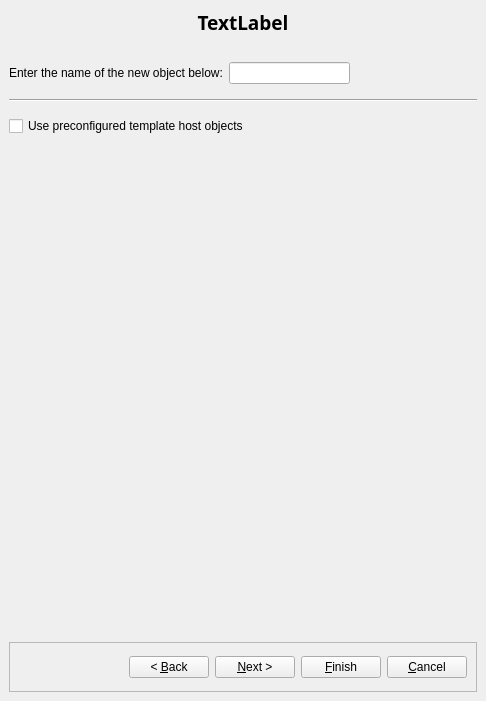
Before: the Qt Designer form src/gui/newhostdialog_q.ui in fwbuilder/fwbuilder, drawn with Qt 5.
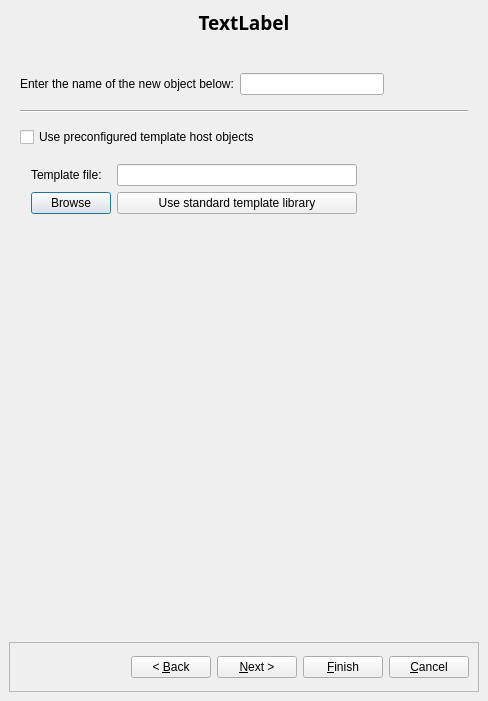
After: the same form once the commit is applied. The open tabs and pages were chosen to show the change. Icons and pictures are not drawn.

The edit to the form file:
```diff
--- a/src/gui/newhostdialog_q.ui
+++ b/src/gui/newhostdialog_q.ui
@@ -5,7 +5,7 @@
    <rect>
     <x>0</x>
     <y>0</y>
-    <width>486</width>
+    <width>488</width>
     <height>701</height>
    </rect>
   </property>
@@ -19,9 +19,7 @@
    <item>
     <widget class="QLabel" name="titleLabel" >
      <property name="sizePolicy" >
-      <sizepolicy>
-       <hsizetype>3</hsizetype>
-       <vsizetype>0</vsizetype>
+      <sizepolicy vsizetype="Fixed" hsizetype="MinimumExpanding" >
        <horstretch>0</horstretch>
        <verstretch>0</verstretch>
       </sizepolicy>
@@ -52,9 +50,7 @@
    <item>
     <widget class="QStackedWidget" name="stackedWidget" >
      <property name="sizePolicy" >
-      <sizepolicy>
-       <hsizetype>5</hsizetype>
-       <vsizetype>5</vsizetype>
+      <sizepolicy vsizetype="Preferred" hsizetype="Preferred" >
        <horstretch>0</horstretch>
        <verstretch>0</verstretch>
       </sizepolicy>
@@ -64,12 +60,22 @@
      </property>
      <widget class="QWidget" name="page0" >
       <layout class="QGridLayout" >
-       <property name="margin" >
-        <number>0</number>
-       </property>
-       <property name="spacing" >
-        <number>6</number>
-       </property>
+       <item row="0" column="1" >
+        <spacer>
+         <property name="orientation" >
+          <enum>Qt::Vertical</enum>
+         </property>
+         <property name="sizeType" >
+          <enum>QSizePolicy::Fixed</enum>
+         </property>
+         <property name="sizeHint" >
+          <size>
+           <width>20</width>
+           <height>20</height>
+          </size>
+         </property>
+        </spacer>
+       </item>
        <item row="1" column="0" >
         <widget class="QLabel" name="label631" >
          <property name="text" >
@@ -102,44 +108,10 @@
          </property>
         </spacer>
        </item>
-       <item row="0" column="1" >
-        <spacer>
-         <property name="orientation" >
-          <enum>Qt::Vertical</enum>
-         </property>
-         <property name="sizeType" >
-          <enum>QSizePolicy::Fixed</enum>
-         </property>
-         <property name="sizeHint" >
-          <size>
-           <width>20</width>
-           <height>20</height>
-          </size>
-         </property>
-        </spacer>
-       </item>
-       <item row="6" column="1" >
-        <spacer>
-         <property name="orientation" >
-          <enum>Qt::Vertical</enum>
-         </property>
-         <property name="sizeType" >
-          <enum>QSizePolicy::Expanding</enum>
-         </property>
-         <property name="sizeHint" >
-          <size>
-           <width>20</width>
-           <height>150</height>
-          </size>
-         </property>
-        </spacer>
-       </item>
-       <item row="4" column="0" colspan="3" >
+       <item row="2" column="0" colspan="3" >
         <widget class="Line" name="line1" >
          <property name="sizePolicy" >
-          <sizepolicy>
-           <hsizetype>1</hsizetype>
-           <vsizetype>0</vsizetype>
+          <sizepolicy vsizetype="Fixed" hsizetype="Minimum" >
            <horstretch>0</horstretch>
            <verstretch>0</verstretch>
           </sizepolicy>
@@ -161,13 +133,81 @@
          </property>
         </widget>
        </item>
-       <item row="5" column="0" colspan="3" >
+       <item row="3" column="0" colspan="3" >
         <widget class="QCheckBox" name="useTemplate" >
          <property name="text" >
           <string>Use preconfigured template host objects</string>
          </property>
         </widget>
        </item>
+       <item row="4" column="0" colspan="3" >
+        <widget class="QFrame" name="templaterFrame" >
+         <property name="frameShape" >
+          <enum>QFrame::NoFrame</enum>
+         </property>
+         <property name="frameShadow" >
+          <enum>QFrame::Raised</enum>
+         </property>
+         <layout class="QGridLayout" >
+          <item row="0" column="0" >
+           <widget class="QLabel" name="label_2" >
+            <property name="text" >
+             <string>Template file:</string>
+            </property>
+           </widget>
+          </item>
+          <item row="0" column="1" >
+           <widget class="QLineEdit" name="templaterFilePath" />
+          </item>
+          <item row="1" column="0" >
+           <widget class="QPushButton" name="templaterBrowseButton" >
+            <property name="text" >
+             <string>Browse</string>
+            </property>
+           </widget>
+          </item>
+          <item row="1" column="1" >
+           <widget class="QPushButton" name="templateUseStandart" >
+            <property name="text" >
+             <string>Use standard template library</string>
+            </property>
+           </widget>
+          </item>
+          <item row="1" column="2" >
+           <spacer>
+            <property name="orientation" >
+             <enum>Qt::Horizontal</enum>
+            </property>
+            <property name="sizeType" >
+             <enum>QSizePolicy::Fixed</enum>
+            </property>
+            <property name="sizeHint" >
+             <size>
+              <width>100</width>
+              <height>20</height>
+             </size>
+            </property>
+           </spacer>
+          </item>
+         </layout>
+        </widget>
+       </item>
+       <item row="5" column="1" >
+        <spacer>
+         <property name="orientation" >
+          <enum>Qt::Vertical</enum>
+         </property>
+         <property name="sizeType" >
+          <enum>QSizePolicy::Expanding</enum>
+         </property>
+         <property name="sizeHint" >
+          <size>
+           <width>144</width>
+           <height>341</height>
+          </size>
+         </property>
+        </spacer>
+       </item>
       </layout>
      </widget>
      <widget class="QWidget" name="page1" >
@@ -832,9 +872,7 @@
    <item>
     <widget class="QFrame" name="frame" >
      <property name="sizePolicy" >
-      <sizepolicy>
-       <hsizetype>3</hsizetype>
-       <vsizetype>0</vsizetype>
+      <sizepolicy vsizetype="Fixed" hsizetype="MinimumExpanding" >
        <horstretch>1</horstretch>
        <verstretch>0</verstretch>
       </sizepolicy>
@@ -852,12 +890,21 @@
       <enum>QFrame::Raised</enum>
      </property>
      <layout class="QHBoxLayout" >
-      <property name="margin" >
-       <number>9</number>
-      </property>
       <property name="spacing" >
        <number>6</number>
       </property>
+      <property name="leftMargin" >
+       <number>9</number>
+      </property>
+      <property name="topMargin" >
+       <number>9</number>
+      </property>
+      <property name="rightMargin" >
+       <number>9</number>
+      </property>
+      <property name="bottomMargin" >
+       <number>9</number>
+      </property>
       <item>
        <spacer>
         <property name="orientation" >
```
Left out of the diff: 160 changed lines with no effect on the pictures.
